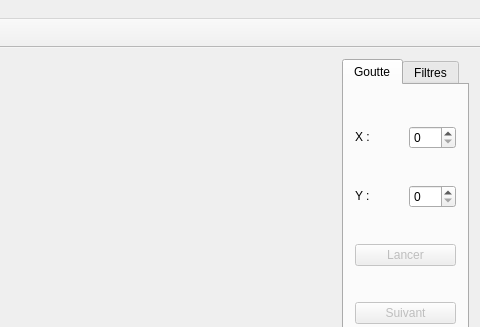
The window that WorldXGen/mainwindow.ui (NicolasEtGuillaume/WorldXGen) describes before a commit, drawn with Qt 5; both pictures show x 208 to 688 and y 0 to 327 of the 688 by 462 pixel window.
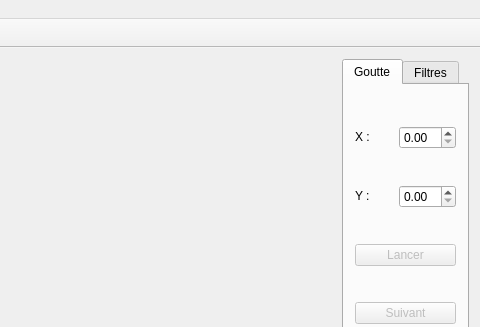
The same window after the commit. Custom widgets are drawn as their Qt base class.

Commit message: Add Goutte Classe and manipulations functions (not implemented yet)

Diff of the .ui file:
```diff
--- a/WorldXGen/mainwindow.ui
+++ b/WorldXGen/mainwindow.ui
@@ -71,7 +71,7 @@
            </widget>
           </item>
           <item>
-           <widget class="QSpinBox" name="spinBoxGoutte"/>
+           <widget class="QDoubleSpinBox" name="doubleSpinBoxGoutteX"/>
           </item>
          </layout>
         </item>
@@ -91,7 +91,7 @@
            </widget>
           </item>
           <item>
-           <widget class="QSpinBox" name="spinBoxGoutteY"/>
+           <widget class="QDoubleSpinBox" name="doubleSpinBoxGoutteY"/>
           </item>
          </layout>
         </item>
```
The commit also changes 8 other files.
